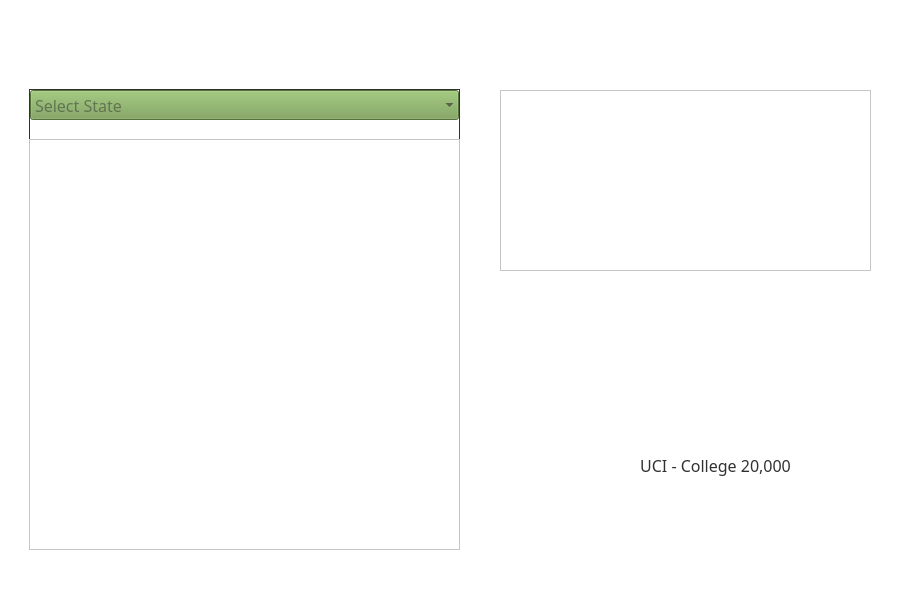
This is mainwindow.ui in DannyCamacho/CollegeConnect as Qt 5 draws it before an edit. The edited form follows.
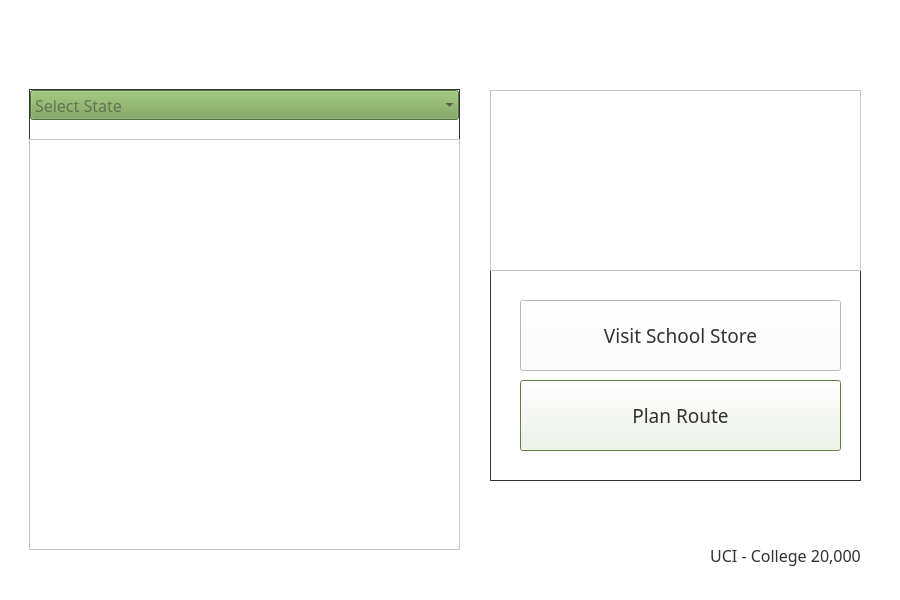
This is the edited form. Icons and pictures are not drawn.

The edit to the form file:
```diff
--- a/mainwindow.ui
+++ b/mainwindow.ui
@@ -30,26 +30,7 @@
    <property name="styleSheet">
     <string notr="true">background-color: rgb(255, 255, 255);</string>
    </property>
-   <widget class="QTableWidget" name="school_info_tableWidget_2">
-    <property name="geometry">
-     <rect>
-      <x>500</x>
-      <y>90</y>
-      <width>371</width>
-      <height>181</height>
-     </rect>
-    </property>
-    <property name="font">
-     <font>
-      <family>Mongolian Baiti</family>
-      <pointsize>12</pointsize>
-     </font>
-    </property>
-    <property name="styleSheet">
-     <string notr="true">background-color: rgb(255, 255, 255);</string>
-    </property>
-   </widget>
-   <widget class="QLabel" name="label">
+   <widget class="QLabel" name="cc_logo_icon">
     <property name="geometry">
      <rect>
       <x>30</x>
@@ -205,8 +186,8 @@
    <widget class="QLabel" name="label_2">
     <property name="geometry">
      <rect>
-      <x>600</x>
-      <y>420</y>
+      <x>670</x>
+      <y>510</y>
       <width>231</width>
       <height>91</height>
      </rect>
@@ -224,6 +205,128 @@
      <set>Qt::AlignCenter</set>
     </property>
    </widget>
+   <widget class="QFrame" name="info_right_frame">
+    <property name="geometry">
+     <rect>
+      <x>490</x>
+      <y>90</y>
+      <width>371</width>
+      <height>391</height>
+     </rect>
+    </property>
+    <property name="frameShape">
+     <enum>QFrame::Box</enum>
+    </property>
+    <property name="frameShadow">
+     <enum>QFrame::Plain</enum>
+    </property>
+    <widget class="QTableWidget" name="school_info_tableWidget">
+     <property name="geometry">
+      <rect>
+       <x>0</x>
+       <y>0</y>
+       <width>371</width>
+       <height>181</height>
+      </rect>
+     </property>
+     <property name="font">
+      <font>
+       <family>Mongolian Baiti</family>
+       <pointsize>12</pointsize>
+      </font>
+     </property>
+     <property name="styleSheet">
+      <string notr="true">background-color: rgb(255, 255, 255);</string>
+     </property>
+    </widget>
+    <widget class="QPushButton" name="visit_store_button">
+     <property name="geometry">
+      <rect>
+       <x>30</x>
+       <y>210</y>
+       <width>321</width>
+       <height>71</height>
+      </rect>
+     </property>
+     <property name="font">
+      <font>
+       <family>Mongolian Baiti</family>
+       <pointsize>14</pointsize>
+      </font>
+     </property>
+     <property name="autoFillBackground">
+      <bool>false</bool>
+     </property>
+     <property name="styleSheet">
+      <string notr="true">background-color:  rgb(255, 255, 255);
+border-style: outset;
+border-width: 2px;
+border-radius: 10px;
+border-color:rgb(118, 158, 81);
+min-width: 10em;
+padding: 6px;
+
+QPushButton#visit_store_button: pressed {
+	background-color: rgb(118, 158, 81);
+    border-style: inset;
+}</string>
+     </property>
+     <property name="text">
+      <string>Visit School Store</string>
+     </property>
+     <property name="autoDefault">
+      <bool>false</bool>
+     </property>
+     <property name="default">
+      <bool>false</bool>
+     </property>
+     <property name="flat">
+      <bool>false</bool>
+     </property>
+    </widget>
+    <widget class="QPushButton" name="plan_route_button">
+     <property name="geometry">
+      <rect>
+       <x>30</x>
+       <y>290</y>
+       <width>321</width>
+       <height>71</height>
+      </rect>
+     </property>
+     <property name="font">
+      <font>
+       <family>Mongolian Baiti</family>
+       <pointsize>14</pointsize>
+      </font>
+     </property>
+     <property name="styleSheet">
+      <string notr="true">background-color:  rgb(255, 255, 255);
+border-style: outset;
+border-width: 2px;
+border-radius: 10px;
+border-color:rgb(118, 158, 81);
+min-width: 10em;
+padding: 6px;
+
+QPushButton#visit_store_button: pressed {
+	background-color: rgb(118, 158, 81);
+    border-style: inset;
+}</string>
+     </property>
+     <property name="text">
+      <string>Plan Route</string>
+     </property>
+     <property name="autoDefault">
+      <bool>true</bool>
+     </property>
+     <property name="default">
+      <bool>true</bool>
+     </property>
+     <property name="flat">
+      <bool>false</bool>
+     </property>
+    </widget>
+   </widget>
   </widget>
  </widget>
  <resources>
```
Left out of the diff: 27 changed lines with no effect on the pictures.
